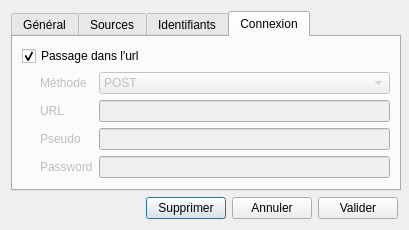
This is ui/sourcessettingswindow.ui in XanderMld/imgbrd-grabber as Qt 5 draws it before an edit. The edited form follows.
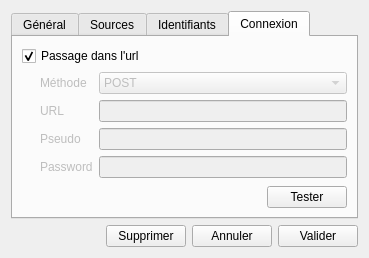
This is the edited form. The open tabs and pages were chosen to show the change. Icons and pictures are not drawn.

Commit message: * Fixed batch download limit using always the first line (issue #184 and issue #186) * Added login test to site settings window

Patch:
```diff
--- a/ui/sourcessettingswindow.ui
+++ b/ui/sourcessettingswindow.ui
@@ -6,8 +6,8 @@
    <rect>
     <x>0</x>
     <y>0</y>
-    <width>409</width>
-    <height>215</height>
+    <width>369</width>
+    <height>246</height>
    </rect>
   </property>
   <property name="windowTitle">
@@ -17,52 +17,8 @@
    <iconset resource="../resources.qrc">
     <normaloff>:/images/icon.ico</normaloff>:/images/icon.ico</iconset>
   </property>
-  <layout class="QFormLayout" name="formLayout">
-   <property name="fieldGrowthPolicy">
-    <enum>QFormLayout::AllNonFixedFieldsGrow</enum>
-   </property>
-   <item row="1" column="0" colspan="2">
-    <layout class="QHBoxLayout" name="horizontalLayout_4">
-     <property name="margin">
-      <number>0</number>
-     </property>
-     <item>
-      <spacer name="horizontalSpacer">
-       <property name="orientation">
-        <enum>Qt::Horizontal</enum>
-       </property>
-       <property name="sizeHint" stdset="0">
-        <size>
-         <width>40</width>
-         <height>20</height>
-        </size>
-       </property>
-      </spacer>
-     </item>
-     <item>
-      <widget class="QPushButton" name="pushButton">
-       <property name="text">
-        <string>Supprimer</string>
-       </property>
-      </widget>
-     </item>
-     <item>
-      <widget class="QPushButton" name="pushButton_2">
-       <property name="text">
-        <string>Annuler</string>
-       </property>
-      </widget>
-     </item>
-     <item>
-      <widget class="QPushButton" name="pushButton_3">
-       <property name="text">
-        <string>Valider</string>
-       </property>
-      </widget>
-     </item>
-    </layout>
-   </item>
-   <item row="0" column="0">
+  <layout class="QVBoxLayout" name="verticalLayout">
+   <item>
     <widget class="QTabWidget" name="tabWidget">
      <property name="currentIndex">
       <number>0</number>
@@ -401,8 +357,8 @@
       <attribute name="title">
        <string>Connexion</string>
       </attribute>
-      <layout class="QFormLayout" name="formLayout_7">
-       <item row="0" column="0" colspan="2">
+      <layout class="QVBoxLayout" name="verticalLayout_2">
+       <item>
         <widget class="QCheckBox" name="checkLoginParameter">
          <property name="text">
           <string>Passage dans l'url</string>
@@ -412,7 +368,7 @@
          </property>
         </widget>
        </item>
-       <item row="1" column="0" colspan="2">
+       <item>
         <widget class="QWidget" name="widget_2" native="true">
          <property name="enabled">
           <bool>false</bool>
@@ -487,10 +443,69 @@
          </layout>
         </widget>
        </item>
+       <item>
+        <layout class="QHBoxLayout" name="horizontalLayout_5" stretch="1,0">
+         <item>
+          <widget class="QLabel" name="labelTestLogin">
+           <property name="text">
+            <string/>
+           </property>
+          </widget>
+         </item>
+         <item>
+          <widget class="QPushButton" name="pushButton_5">
+           <property name="text">
+            <string>Tester</string>
+           </property>
+          </widget>
+         </item>
+        </layout>
+       </item>
       </layout>
      </widget>
     </widget>
    </item>
+   <item>
+    <layout class="QHBoxLayout" name="horizontalLayout_4">
+     <property name="margin">
+      <number>0</number>
+     </property>
+     <item>
+      <spacer name="horizontalSpacer">
+       <property name="orientation">
+        <enum>Qt::Horizontal</enum>
+       </property>
+       <property name="sizeHint" stdset="0">
+        <size>
+         <width>40</width>
+         <height>20</height>
+        </size>
+       </property>
+      </spacer>
+     </item>
+     <item>
+      <widget class="QPushButton" name="pushButton">
+       <property name="text">
+        <string>Supprimer</string>
+       </property>
+      </widget>
+     </item>
+     <item>
+      <widget class="QPushButton" name="pushButton_2">
+       <property name="text">
+        <string>Annuler</string>
+       </property>
+      </widget>
+     </item>
+     <item>
+      <widget class="QPushButton" name="pushButton_3">
+       <property name="text">
+        <string>Valider</string>
+       </property>
+      </widget>
+     </item>
+    </layout>
+   </item>
   </layout>
  </widget>
  <resources>
```
Left out of the diff: 67 changed lines with no effect on the pictures. The commit also changes 6 other files.
